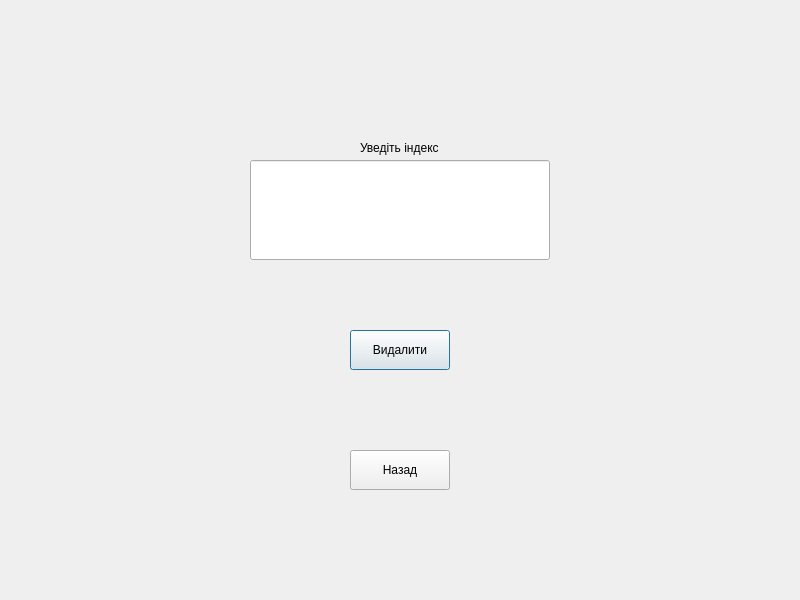
ivskachkov/ASD2_lab_3, file deletedialogwindow.ui: the form before one commit.
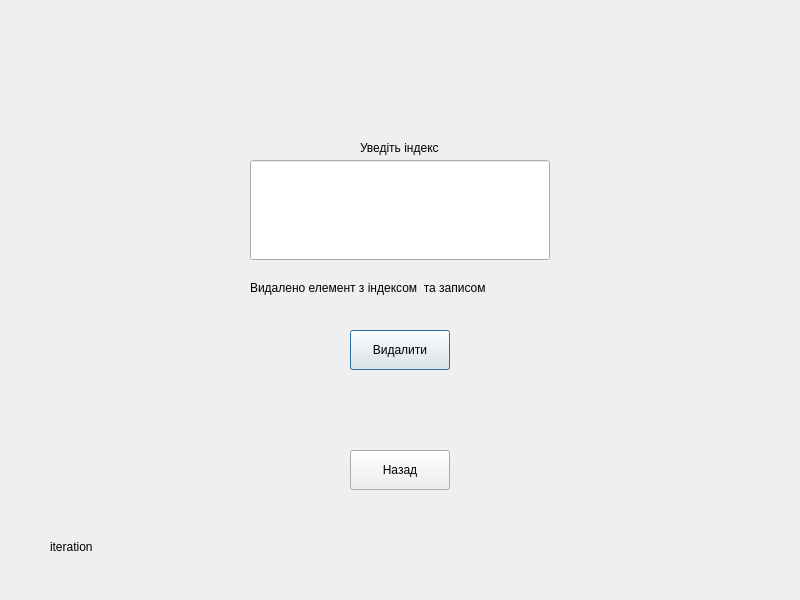
The form after the commit.

What changed in the file:
```diff
--- a/deletedialogwindow.ui
+++ b/deletedialogwindow.ui
@@ -62,6 +62,32 @@
     <string>Назад</string>
    </property>
   </widget>
+  <widget class="QLabel" name="resultLBL">
+   <property name="geometry">
+    <rect>
+     <x>250</x>
+     <y>280</y>
+     <width>471</width>
+     <height>16</height>
+    </rect>
+   </property>
+   <property name="text">
+    <string>Видалено елемент з індексом  та записом </string>
+   </property>
+  </widget>
+  <widget class="QLabel" name="iteration">
+   <property name="geometry">
+    <rect>
+     <x>50</x>
+     <y>540</y>
+     <width>57</width>
+     <height>14</height>
+    </rect>
+   </property>
+   <property name="text">
+    <string>iteration</string>
+   </property>
+  </widget>
  </widget>
  <resources/>
  <connections/>
```
Left out of the diff: 4 changed lines with no effect on the pictures.
